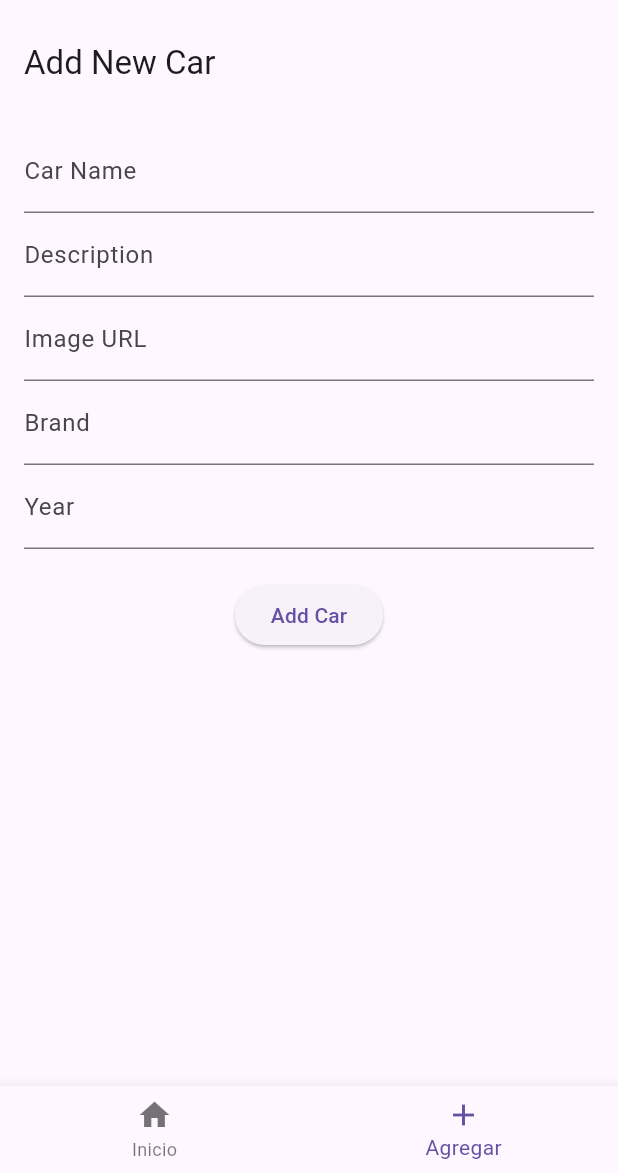
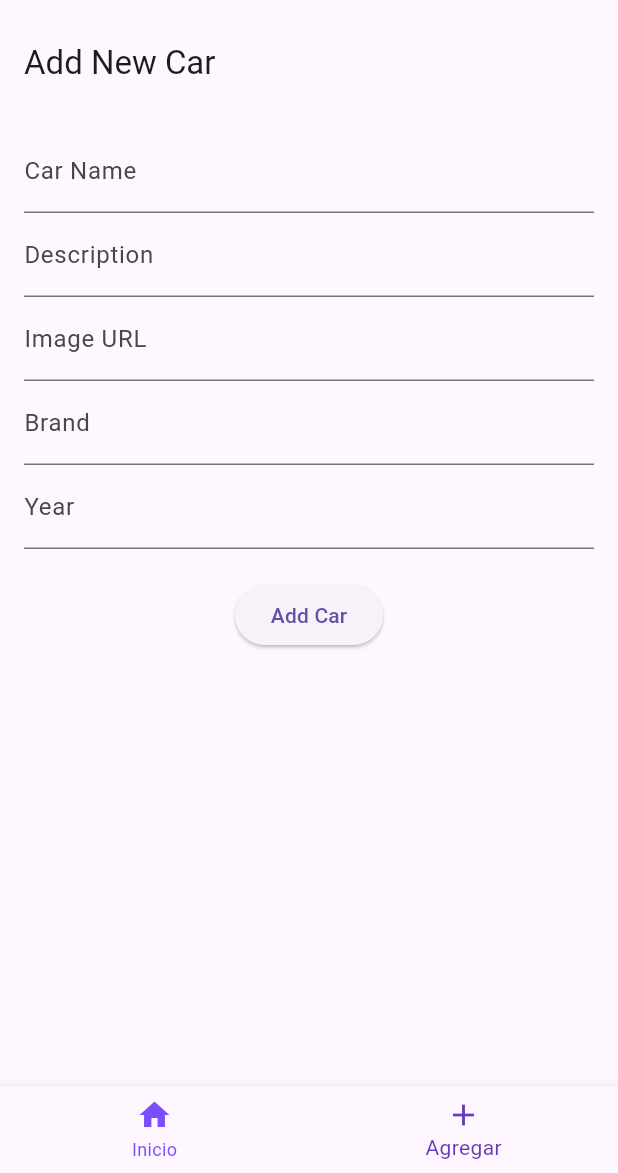
Before and after one commit to aniceleste/Entrega-final, a Flutter app: the screen it shows after launch, item 2 of the bottom bar chosen, on a phone screen of 412 x 824 dp, the part 63-1236 px from its top. Run offline on Flutter 3.47's test engine with Material 3 defaults, Android fonts, the phone set to English and light mode, and no system bars; our stand-ins replace sqflite; accounts and stored records are empty; network calls fail.

Commit message:
otros cambios

```diff
--- a/lib/main.dart
+++ b/lib/main.dart
@@ -12,17 +12,19 @@ class MyApp extends StatefulWidget {
 }
 
 class _MyAppState extends State<MyApp> {
-  int _selectedIndex = 0; // El índice de la pestaña seleccionada
 
-  // Las pantallas que se mostrarán según el índice seleccionado
+  int _selectedIndex = 0;
+
+  // Lista de pantallas
   static List<Widget> _widgetOptions = <Widget>[
     CarsListScreen(),
     AddCarScreen(),
   ];
 
+
   void _onItemTapped(int index) {
     setState(() {
-      _selectedIndex = index; // Cambiar de pantalla según el índice
+      _selectedIndex = index; // Actualiza el índice
     });
   }
 
@@ -30,8 +32,8 @@ class _MyAppState extends State<MyApp> {
   Widget build(BuildContext context) {
     return MaterialApp(
       title: 'Colección de Autos',
-      theme: ThemeData(primarySwatch: Colors.blue),
-      debugShowCheckedModeBanner: false,
+      theme: ThemeData(primarySwatch: Colors.purple),
+      debugShowCheckedModeBanner: false, // Elimina la barra de depuración
       home: Scaffold(
         appBar: AppBar(
           title: Text('Colección de Autos'),
@@ -50,6 +52,8 @@ class _MyAppState extends State<MyApp> {
               label: 'Agregar',
             ),
           ],
+          selectedItemColor: Colors.deepPurple,
+          unselectedItemColor: Colors.deepPurpleAccent,
         ),
       ),
     );
```
Also changed, not shown: lib/screens/car_detail_screen.dart (+26 -8 lines), lib/screens/cars_list_screen.dart (+7 -18 lines).
